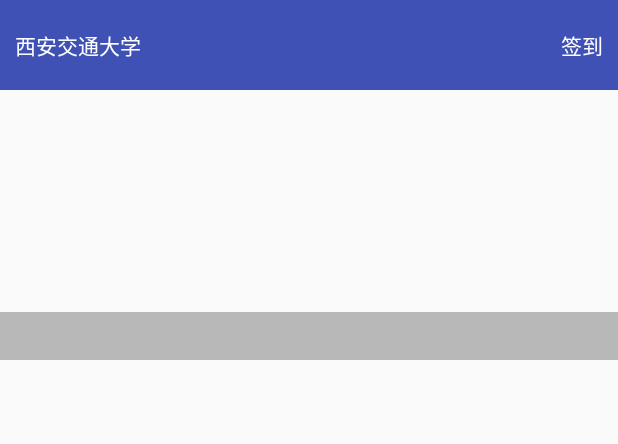
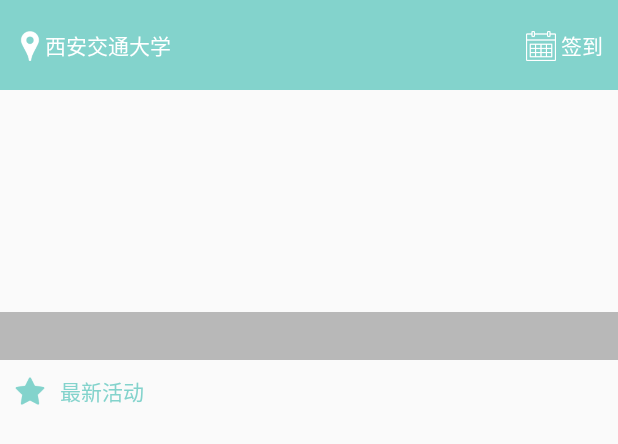
Before and after one commit to Meshine001/LetsStudy, an Android app: the layout fragment_tab_one.xml on its own in the app's theme, with its tools: preview values and no code run, on a phone screen of 412 x 824 dp. Shown: the top 444 px of the screen. Run offline under Robolectric (Android 15) with nearby library versions, the phone set to English and light mode, and no system bars.

Commit message:
修改部分ui

```diff
--- a/app/src/main/java/com/meshine/letsstudyclient/adapter/SquareInfoAdapter.java
+++ b/app/src/main/java/com/meshine/letsstudyclient/adapter/SquareInfoAdapter.java
@@ -56,7 +56,7 @@ public class SquareInfoAdapter extends BaseAdapter {
         }
 
 //        Bitmap avatar = Bitmap.createBitmap(60,60);
-        holder.avatar.setImageResource(R.drawable.selector_tab1);
+        holder.avatar.setImageResource(R.drawable.ic_tab_square);
         holder.title.setText(infos.get(position).getTitle());
         holder.details.setText(infos.get(position).getDetails());
         return convertView;
--- a/app/src/main/res/layout/fragment_tab_one.xml
+++ b/app/src/main/res/layout/fragment_tab_one.xml
@@ -11,22 +11,54 @@
         android:layout_height="60dp"
         >
 
-        <TextView
+        <LinearLayout
             android:layout_marginStart="@dimen/widget_margin"
+            android:layout_alignParentLeft="true"
             android:layout_width="wrap_content"
             android:layout_height="wrap_content"
-            android:layout_alignParentLeft="true"
+            android:orientation="horizontal"
+            android:gravity="bottom">
+            <ImageView
+                android:scaleType="fitXY"
+                android:id="@+id/id_square_location_ic"
+                android:layout_width="20dp"
+                android:layout_height="20dp"
+                android:src="@drawable/ic_location"/>
+
+            <TextView
+                android:layout_toRightOf="@id/id_square_location_ic"
+
+                android:layout_width="wrap_content"
+                android:layout_height="wrap_content"
+
                 android:textColor="@color/white"
                 android:text="西安交通大学" />
+        </LinearLayout>
 
+            <LinearLayout
+                android:layout_width="wrap_content"
+                android:layout_height="wrap_content"
+                android:orientation="horizontal"
+                android:layout_alignParentEnd="true"
+                android:gravity="bottom">
+                <ImageView
+                    android:scaleType="fitXY"
+                    android:id="@+id/id_square_calendar_ic"
+                    android:layout_width="20dp"
+                    android:layout_height="20dp"
+                    android:src="@drawable/ic_calendar"/>
                 <TextView
+                    android:layout_marginStart="3dp"
                     android:layout_marginEnd="@dimen/widget_margin"
                     android:layout_width="wrap_content"
                     android:layout_height="wrap_content"
-            android:layout_alignParentEnd="true"
                     android:textColor="@color/white"
                     android:text="签到" />
+            </LinearLayout>
+
     </RelativeLayout>
+
+
 
     <com.handmark.pulltorefresh.library.PullToRefreshScrollView
         xmlns:ptr="http://schemas.android.com/apk/res-auto"
@@ -39,13 +71,33 @@
             android:layout_width="match_parent"
             android:layout_height="match_parent"
             android:orientation="vertical">
+
             <com.meshine.letsstudyclient.widget.AdBannerView
                 android:id="@+id/id_square_ad_banner"
                 android:layout_width="match_parent"
                 android:layout_height="180dp">
 
             </com.meshine.letsstudyclient.widget.AdBannerView>
+            <LinearLayout
+                android:layout_marginTop="@dimen/widget_margin"
+                android:layout_marginBottom="2dp"
+                android:layout_width="match_parent"
+                android:layout_height="wrap_content"
+                android:orientation="horizontal"
+                android:gravity="center_vertical">
+                <ImageView
+                    android:layout_marginStart="@dimen/widget_margin"
+                    android:layout_marginEnd="@dimen/widget_margin"
+                    android:layout_width="20dp"
+                    android:layout_height="20dp"
+                    android:src="@drawable/ic_tag_star"/>
+                <TextView
+                    android:layout_width="wrap_content"
+                    android:layout_height="wrap_content"
+                    android:textColor="@color/colorPrimary"
+                    android:text="最新活动"/>
 
+            </LinearLayout>
             <com.meshine.letsstudyclient.widget.ExpandListView
                 android:id="@+id/id_square_info_list"
                 android:layout_width="match_parent"
--- a/app/src/main/res/layout/item_info.xml
+++ b/app/src/main/res/layout/item_info.xml
@@ -8,6 +8,7 @@
         android:layout_height="wrap_content"
         android:layout_margin="10dp">
         <ImageView
+            android:scaleType="fitXY"
             android:id="@+id/id_item_info_avatar"
             android:layout_width="60dp"
             android:layout_height="60dp"
--- a/app/src/main/res/values/colors.xml
+++ b/app/src/main/res/values/colors.xml
@@ -1,6 +1,6 @@
 <?xml version="1.0" encoding="utf-8"?>
 <resources>
-    <color name="colorPrimary">#3F51B5</color>
+    <color name="colorPrimary">#83d3cc</color>
     <color name="colorPrimaryDark">#000000</color>
     <color name="colorAccent">#FF4081</color>
 
--- a/app/src/main/res/values/dimens.xml
+++ b/app/src/main/res/values/dimens.xml
@@ -6,5 +6,8 @@
 
     <dimen name="widget_margin">10dp</dimen>
 
+    <dimen name="bottom_tab_size">45dp</dimen>
+    <dimen name="bottom_tab_text_margin">4dp</dimen>
+
 
 </resources>
```
Also changed, not shown: app/src/main/res/layout/bottom_bar_main.xml (+17 -9 lines), app/src/main/res/layout/tag_banner.xml (added, +21 -0 lines), app/src/main/res/drawable/ic_calendar.png (added), app/src/main/res/drawable/ic_location.png (added), app/src/main/res/drawable/ic_tab_contact.png, app/src/main/res/drawable/ic_tab_me.png, app/src/main/res/drawable/ic_tab_square.png, app/src/main/res/drawable/ic_tab_study.png, app/src/main/res/drawable/ic_tag_star.png (added). Lines whose indentation alone changed are shown as unchanged.
